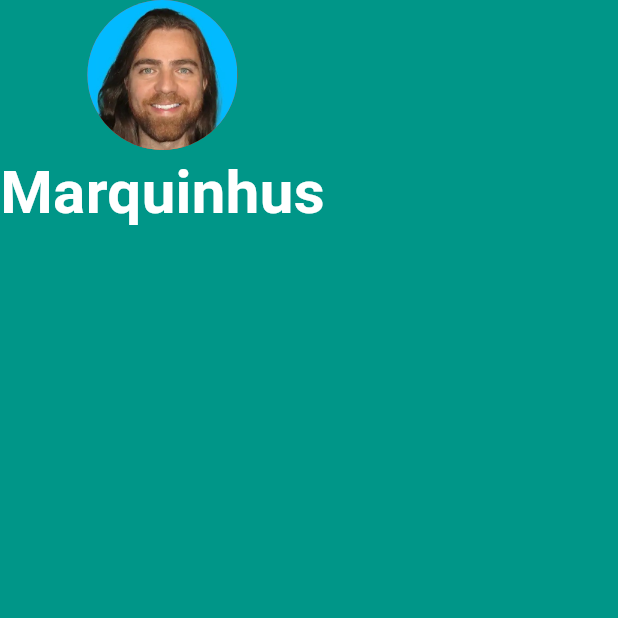
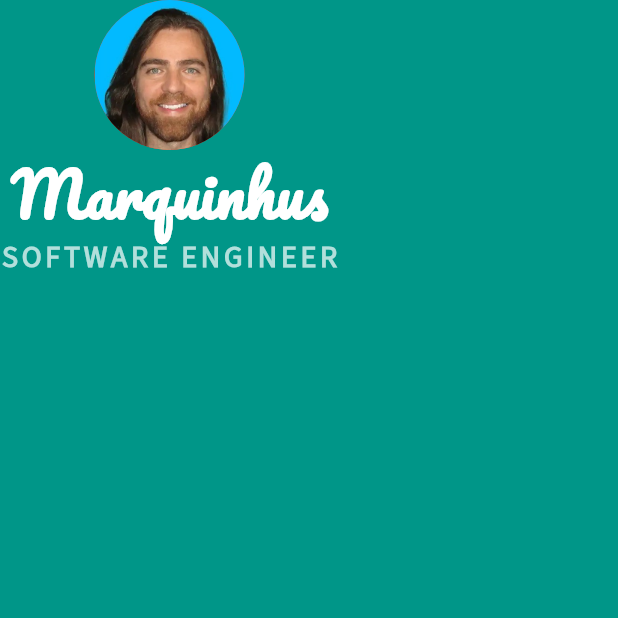
Before and after one commit to marquinhusgoncalves/flutter_bootcamp, a Flutter app: the screen it shows after launch, on a phone screen of 412 x 824 dp, the top half of it. Run offline on Flutter 3.47's test engine with Material 3 defaults, Android fonts, the light colour scheme and no system bars.

Commit message:
refactor: how to add custom fonts

```diff
--- a/mi_card/lib/main.dart
+++ b/mi_card/lib/main.dart
@@ -23,11 +23,22 @@ class MyApp extends StatelessWidget {
               Text(
                 'Marquinhus',
                 style: TextStyle(
+                  fontFamily: 'Pacifico',
                   fontSize: 40.0,
                   color: Colors.white,
                   fontWeight: FontWeight.bold,
                 ),
-              )
+              ),
+              Text(
+                'SOFTWARE ENGINEER',
+                style: TextStyle(
+                  fontFamily: 'Source Sans 3',
+                  fontSize: 20.0,
+                  color: Colors.teal.shade100,
+                  letterSpacing: 2.5,
+                  fontWeight: FontWeight.bold,
+                ),
+              ),
             ],
           ),
         ),
```
Also changed, not shown: mi_card/pubspec.yaml (+9 -0 lines), mi_card/fonts/Pacifico-Regular.ttf (added), mi_card/fonts/SourceSans3-Regular.ttf (added).
